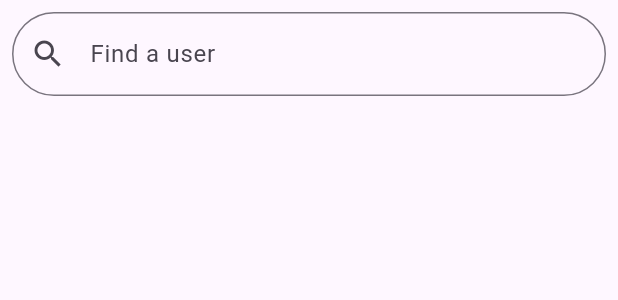
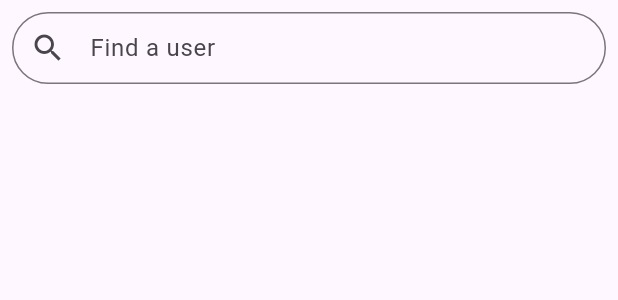
Before and after one commit to saladel/healtether_assessment, a Flutter app: what buildSearchBar() shows on an empty page, opened directly, on a phone screen of 412 x 824 dp. Shown: the top 300 px of the screen. Run offline on Flutter 3.47's test engine with Material 3 defaults, Android fonts, the phone set to English and light mode, and no system bars; network calls fail.

Commit message:
UI updates

```diff
--- a/lib/components/search_bar.dart
+++ b/lib/components/search_bar.dart
@@ -13,6 +13,7 @@ Widget buildSearchBar() {
           textAlign: TextAlign.start,
           textCapitalization: TextCapitalization.words,
           decoration: InputDecoration(
+            contentPadding: EdgeInsets.all(8),
             hintText: 'Find a user',
             prefixIcon: Icon(Icons.search),
             border: OutlineInputBorder(
```
Also changed, not shown: lib/screens/user_list_screen.dart (+8 -4 lines).
